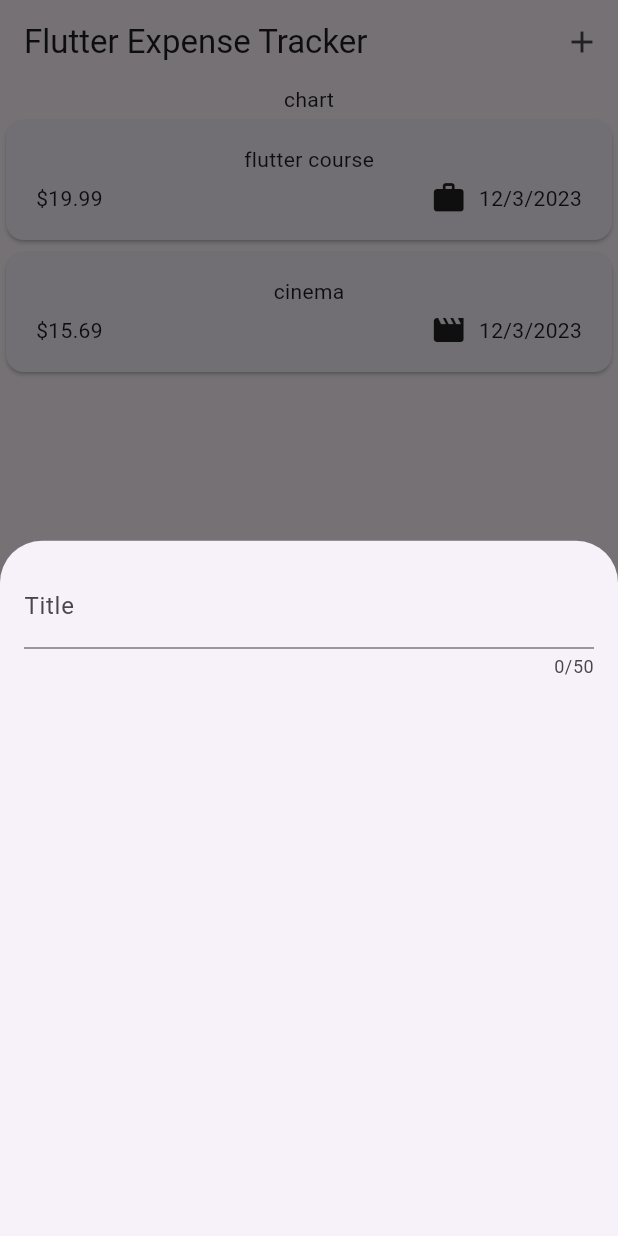
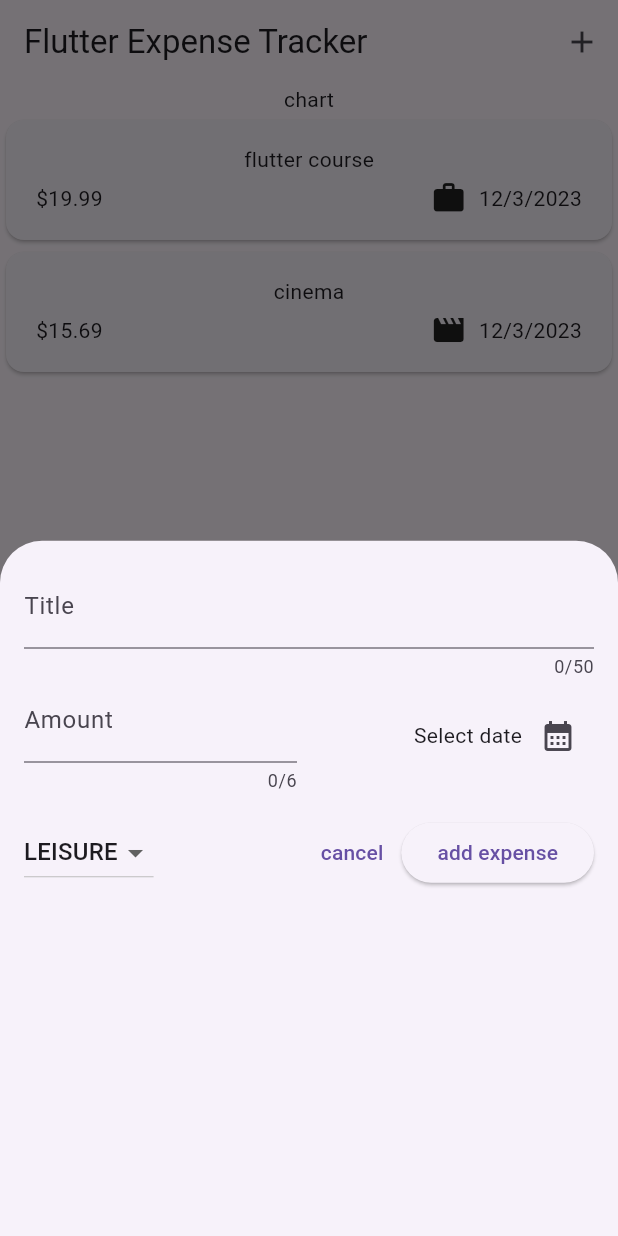
Before and after one commit to JUDEJEEVAN/Flutter-learning---expense-tracker-application, a Flutter app: the screen it shows after launch, after a tap on the "add" icon, on a phone screen of 412 x 824 dp. Run offline on Flutter 3.47's test engine with Material 3 defaults, Android fonts, the phone set to English and light mode, and no system bars; our stand-ins replace gap.

Commit message:
added the date selection feature and the dropdown button to select the type of the expense

```diff
--- a/lib/widgets/expenses_list/new_expense.dart
+++ b/lib/widgets/expenses_list/new_expense.dart
@@ -1,4 +1,7 @@
+import 'package:expense_tracker/model/expense.dart';
 import 'package:flutter/material.dart';
+import 'package:gap/gap.dart';
+import 'package:expense_tracker/widgets/expense_home.dart';
 
 class NewExpense extends StatefulWidget {
   const NewExpense({super.key});
@@ -8,18 +11,109 @@ class NewExpense extends StatefulWidget {
 }
 
 class _NewExpenseState extends State<NewExpense> {
+  final _titleController = TextEditingController();
+  final _amountController = TextEditingController();
+  DateTime? selectedDate;
+  Category _selectedCategory = Category.leisure;
+
+  void _presentDatePicker() async {
+    final now = DateTime.now();
+    final firstDate = DateTime(now.year - 1, now.month, now.day);
+    final pickedDate = await showDatePicker(
+        context: context, firstDate: firstDate, lastDate: now);
+    setState(() {
+      selectedDate = pickedDate;
+    });
+  }
+
+  @override
+  void dispose() {
+    _titleController.dispose();
+    _amountController.dispose();
+    super.dispose();
+  }
+
   @override
   Widget build(BuildContext context) {
-    return const Padding(
-      padding: EdgeInsets.all(16),
-      child: Column(children: [
-        TextField(
-          maxLength: 50,
-          decoration: InputDecoration(
-            label: Text('Title'),
+    return Padding(
+      padding: const EdgeInsets.all(16),
+      child: Column(
+        children: [
+          TextField(
+            maxLength: 50,
+            controller: _titleController,
+            decoration: const InputDecoration(
+              label: Text('Title'),
+            ),
           ),
-        ),
-      ],),
+          Row(
+            children: [
+              Expanded(
+                child: TextField(
+                  maxLength: 6,
+                  controller: _amountController,
+                  keyboardType: TextInputType.number,
+                  decoration: const InputDecoration(
+                    prefix: Text('\$ '),
+                    label: Text('Amount'),
+                  ),
+                ),
+              ),
+              const Gap(16),
+              Expanded(
+                child: Row(
+                  mainAxisAlignment: MainAxisAlignment.end,
+                  children: [
+                    Text(selectedDate == null
+                        ? 'Select date'
+                        : formatter.format(selectedDate!)),
+                    IconButton(
+                        onPressed: _presentDatePicker,
+                        icon: const Icon(Icons.calendar_month))
+                  ],
+                ),
+              )
+            ],
+          ),
+          const Gap(16),
+          Row(
+            children: [
+              DropdownButton(
+                  value: _selectedCategory,
+                  items: Category.values
+                      .map(
+                        (category) => DropdownMenuItem(
+                          child: Text(category.name.toUpperCase()),
+                          value: category,
+                        ),
+                      )
+                      .toList(),
+                  onChanged: (value) {
+                    if (value == null) {
+                      return;
+                    }
+                    setState(() {
+                      _selectedCategory = value;
+                    });
+                  }),
+                  const Spacer(),
+              TextButton(
+                onPressed: () {
+                  Navigator.pop(context);
+                },
+                child: const Text('cancel'),
+              ),
+              ElevatedButton(
+                onPressed: () {
+                  print(_titleController.text);
+                  print(_amountController.text);
+                },
+                child: const Text('add expense'),
+              ),
+            ],
+          )
+        ],
+      ),
     );
   }
 }
```
